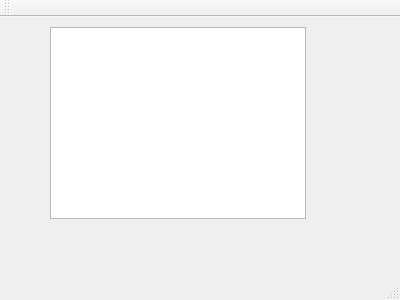
This is Programming/4_sem (OVP)/DBLab1/mainwindow.ui in Anastasia1111/Labs as Qt 5 draws it before an edit. The edited form follows.
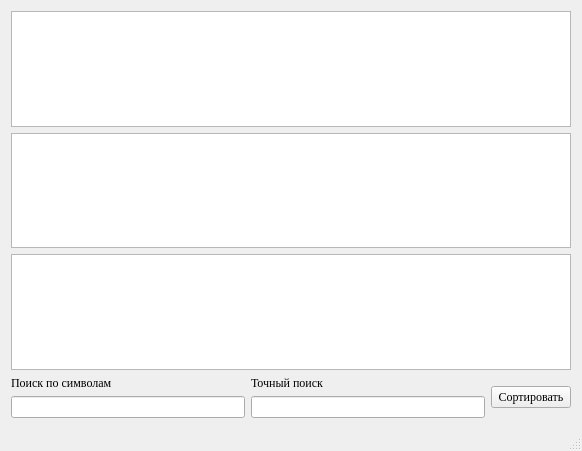
This is the edited form.

```diff
--- a/Programming/4_sem (OVP)/DBLab1/mainwindow.ui
+++ b/Programming/4_sem (OVP)/DBLab1/mainwindow.ui
@@ -6,24 +6,87 @@
    <rect>
     <x>0</x>
     <y>0</y>
-    <width>400</width>
-    <height>300</height>
+    <width>582</width>
+    <height>451</height>
    </rect>
   </property>
   <property name="windowTitle">
    <string>MainWindow</string>
   </property>
   <widget class="QWidget" name="centralWidget">
-   <widget class="QTableWidget" name="tableWidget">
-    <property name="geometry">
-     <rect>
-      <x>50</x>
-      <y>10</y>
-      <width>256</width>
-      <height>192</height>
-     </rect>
-    </property>
-   </widget>
+   <layout class="QVBoxLayout" name="verticalLayout">
+    <item>
+     <widget class="QTableView" name="tableView_Fc">
+      <property name="font">
+       <font>
+        <family>Times New Roman</family>
+       </font>
+      </property>
+     </widget>
+    </item>
+    <item>
+     <widget class="QTableView" name="tableView_Gr">
+      <property name="font">
+       <font>
+        <family>Times New Roman</family>
+       </font>
+      </property>
+     </widget>
+    </item>
+    <item>
+     <widget class="QTableView" name="tableView_St"/>
+    </item>
+    <item>
+     <layout class="QHBoxLayout" name="horizontalLayout">
+      <item>
+       <layout class="QGridLayout" name="gridLayout">
+        <item row="0" column="0">
+         <widget class="QLabel" name="label_CharSearch">
+          <property name="font">
+           <font>
+            <family>Times New Roman</family>
+           </font>
+          </property>
+          <property name="text">
+           <string>Поиск по символам</string>
+          </property>
+         </widget>
+        </item>
+        <item row="0" column="1">
+         <widget class="QLabel" name="label_WordSearch">
+          <property name="font">
+           <font>
+            <family>Times New Roman</family>
+           </font>
+          </property>
+          <property name="text">
+           <string>Точный поиск</string>
+          </property>
+         </widget>
+        </item>
+        <item row="1" column="0">
+         <widget class="QLineEdit" name="lineEdit_CharSearch"/>
+        </item>
+        <item row="1" column="1">
+         <widget class="QLineEdit" name="lineEdit_WordSearch"/>
+        </item>
+       </layout>
+      </item>
+      <item>
+       <widget class="QPushButton" name="pushButton">
+        <property name="font">
+         <font>
+          <family>Times New Roman</family>
+         </font>
+        </property>
+        <property name="text">
+         <string>Сортировать</string>
+        </property>
+       </widget>
+      </item>
+     </layout>
+    </item>
+   </layout>
   </widget>
   <widget class="QMenuBar" name="menuBar">
    <property name="geometry">
@@ -35,14 +98,6 @@
     </rect>
    </property>
   </widget>
-  <widget class="QToolBar" name="mainToolBar">
-   <attribute name="toolBarArea">
-    <enum>TopToolBarArea</enum>
-   </attribute>
-   <attribute name="toolBarBreak">
-    <bool>false</bool>
-   </attribute>
-  </widget>
   <widget class="QStatusBar" name="statusBar"/>
  </widget>
  <layoutdefault spacing="6" margin="11"/>
```
Left out of the diff: 4 changed lines with no effect on the pictures.
